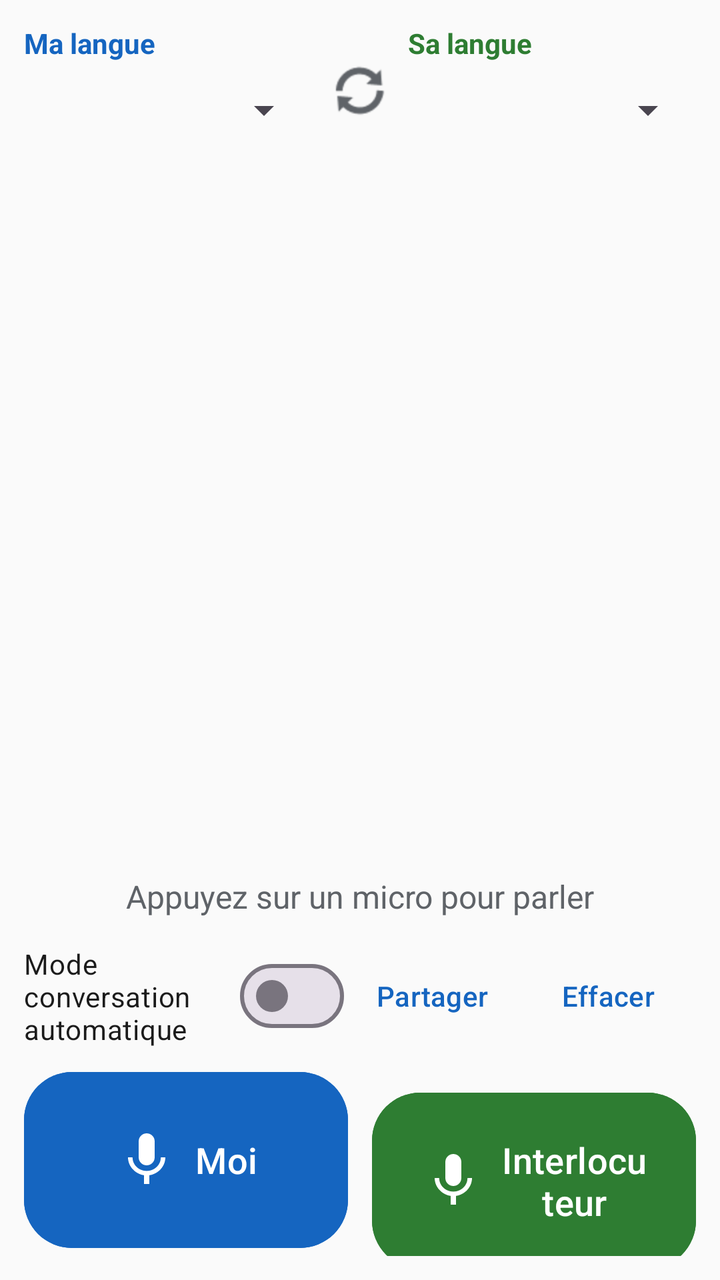
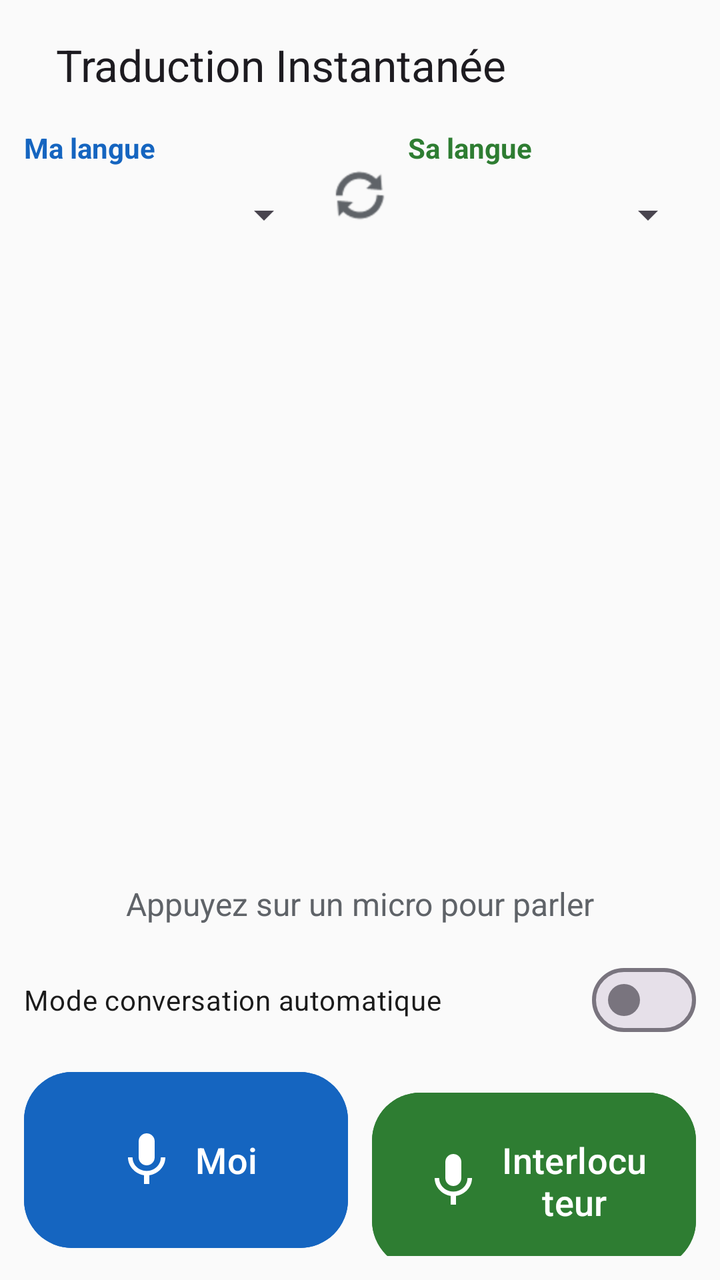

Before-and-after screenshots of an Android layout around one commit, followed by the original layout XML and the change that was made.
<!-- AndroidManifest.xml: application theme Theme.Traduction -->
<!-- res/layout/activity_main.xml -->
<?xml version="1.0" encoding="utf-8"?>
<LinearLayout xmlns:android="http://schemas.android.com/apk/res/android"
    xmlns:app="http://schemas.android.com/apk/res-auto"
    android:layout_width="match_parent"
    android:layout_height="match_parent"
    android:fitsSystemWindows="true"
    android:keepScreenOn="true"
    android:orientation="vertical"
    android:padding="12dp">

    <LinearLayout
        android:layout_width="match_parent"
        android:layout_height="wrap_content"
        android:gravity="center_vertical"
        android:orientation="horizontal">

        <LinearLayout
            android:layout_width="0dp"
            android:layout_height="wrap_content"
            android:layout_weight="1"
            android:orientation="vertical">

            <TextView
                android:layout_width="wrap_content"
                android:layout_height="wrap_content"
                android:text="@string/my_language"
                android:textColor="@color/me_color"
                android:textStyle="bold" />

            <Spinner
                android:id="@+id/myLanguage"
                android:layout_width="match_parent"
                android:layout_height="48dp" />
        </LinearLayout>

        <ImageButton
            android:id="@+id/swapButton"
            android:layout_width="48dp"
            android:layout_height="48dp"
            android:background="?attr/selectableItemBackgroundBorderless"
            android:contentDescription="@string/swap"
            android:src="@android:drawable/ic_popup_sync"
            app:tint="@color/text_secondary" />

        <LinearLayout
            android:layout_width="0dp"
            android:layout_height="wrap_content"
            android:layout_weight="1"
            android:orientation="vertical">

            <TextView
                android:layout_width="wrap_content"
                android:layout_height="wrap_content"
                android:text="@string/other_language"
                android:textColor="@color/other_color"
                android:textStyle="bold" />

            <Spinner
                android:id="@+id/otherLanguage"
                android:layout_width="match_parent"
                android:layout_height="48dp" />
        </LinearLayout>
    </LinearLayout>

    <androidx.recyclerview.widget.RecyclerView
        android:id="@+id/messages"
        android:layout_width="match_parent"
        android:layout_height="0dp"
        android:layout_marginTop="8dp"
        android:layout_weight="1"
        android:clipToPadding="false"
        android:paddingBottom="8dp" />

    <TextView
        android:id="@+id/status"
        android:layout_width="match_parent"
        android:layout_height="wrap_content"
        android:gravity="center"
        android:minHeight="48dp"
        android:padding="6dp"
        android:text="@string/tap_to_speak"
        android:textColor="@color/text_secondary"
        android:textSize="16sp" />

    <LinearLayout
        android:layout_width="match_parent"
        android:layout_height="wrap_content"
        android:gravity="center_vertical"
        android:orientation="horizontal">

        <com.google.android.material.materialswitch.MaterialSwitch
            android:id="@+id/conversationMode"
            android:layout_width="0dp"
            android:layout_height="wrap_content"
            android:layout_weight="1"
            android:text="@string/conversation_mode"
            android:textColor="@color/text_primary" />

        <com.google.android.material.button.MaterialButton
            android:id="@+id/shareConversationButton"
            style="@style/Widget.Material3.Button.TextButton"
            android:layout_width="wrap_content"
            android:layout_height="wrap_content"
            android:text="@string/share" />

        <com.google.android.material.button.MaterialButton
            android:id="@+id/clearButton"
            style="@style/Widget.Material3.Button.TextButton"
            android:layout_width="wrap_content"
            android:layout_height="wrap_content"
            android:text="@string/clear" />
    </LinearLayout>

    <LinearLayout
        android:layout_width="match_parent"
        android:layout_height="wrap_content"
        android:layout_marginTop="8dp"
        android:orientation="horizontal">

        <com.google.android.material.button.MaterialButton
            android:id="@+id/meButton"
            android:layout_width="0dp"
            android:layout_height="96dp"
            android:layout_marginEnd="6dp"
            android:layout_weight="1"
            android:backgroundTint="@color/me_color"
            android:text="@string/me"
            android:textSize="18sp"
            app:cornerRadius="24dp"
            app:icon="@drawable/ic_mic"
            app:iconGravity="textStart"
            app:iconSize="32dp" />

        <com.google.android.material.button.MaterialButton
            android:id="@+id/otherButton"
            android:layout_width="0dp"
            android:layout_height="96dp"
            android:layout_marginStart="6dp"
            android:layout_weight="1"
            android:backgroundTint="@color/other_color"
            android:text="@string/other"
            android:textSize="18sp"
            app:cornerRadius="24dp"
            app:icon="@drawable/ic_mic"
            app:iconGravity="textStart"
            app:iconSize="32dp" />
    </LinearLayout>
</LinearLayout>
<!-- resources referenced by this layout -->
<resources>
  <color name="me_color">#1565C0</color>
  <color name="other_color">#2E7D32</color>
  <color name="text_primary">#1B1B1B</color>
  <color name="text_secondary">#5F6368</color>
  <!-- drawable ic_mic (drawable) -->
  <vector xmlns:android="http://schemas.android.com/apk/res/android"
      android:width="24dp" android:height="24dp"
      android:viewportWidth="24" android:viewportHeight="24">
      <path android:fillColor="#FFFFFFFF"
          android:pathData="M12,14c1.66,0 3,-1.34 3,-3V5c0,-1.66 -1.34,-3 -3,-3S9,3.34 9,5v6c0,1.66 1.34,3 3,3zM17.3,11c0,3 -2.54,5.1 -5.3,5.1S6.7,14 6.7,11H5c0,3.41 2.72,6.23 6,6.72V21h2v-3.28c3.28,-0.48 6,-3.3 6,-6.72h-1.7z" />
  </vector>
  <string name="clear">Effacer</string>
  <string name="conversation_mode">Mode conversation automatique</string>
  <string name="me">Moi</string>
  <string name="my_language">Ma langue</string>
  <string name="other">Interlocuteur</string>
  <string name="other_language">Sa langue</string>
  <string name="share">Partager</string>
  <string name="swap">Inverser</string>
  <string name="tap_to_speak">Appuyez sur un micro pour parler</string>
  <style name="Theme.Traduction" parent="Theme.Material3.DayNight.NoActionBar">
          <item name="colorPrimary">@color/me_color</item>
          <item name="colorSecondary">@color/other_color</item>
          <item name="android:windowBackground">@color/background</item>
      </style>
  <color name="background">#FAFAFA</color>
</resources>

<!-- the commit's change to res/layout/activity_main.xml (unified diff, before → after) -->
@@ -7,6 +7,15 @@
     android:keepScreenOn="true"
     android:orientation="vertical"
     android:padding="12dp">
+
+    <com.google.android.material.appbar.MaterialToolbar
+        android:id="@+id/toolbar"
+        android:layout_width="match_parent"
+        android:layout_height="wrap_content"
+        android:layout_marginHorizontal="-12dp"
+        android:layout_marginTop="-12dp"
+        android:minHeight="?attr/actionBarSize"
+        app:title="@string/app_name" />
 
     <LinearLayout
         android:layout_width="match_parent"
@@ -77,6 +86,7 @@
         android:layout_height="wrap_content"
         android:gravity="center"
         android:minHeight="48dp"
+        android:maxLines="5"
         android:padding="6dp"
         android:text="@string/tap_to_speak"
         android:textColor="@color/text_secondary"
@@ -95,20 +105,6 @@
             android:layout_weight="1"
             android:text="@string/conversation_mode"
             android:textColor="@color/text_primary" />
-
-        <com.google.android.material.button.MaterialButton
-            android:id="@+id/shareConversationButton"
-            style="@style/Widget.Material3.Button.TextButton"
-            android:layout_width="wrap_content"
-            android:layout_height="wrap_content"
-            android:text="@string/share" />
-
-        <com.google.android.material.button.MaterialButton
-            android:id="@+id/clearButton"
-            style="@style/Widget.Material3.Button.TextButton"
-            android:layout_width="wrap_content"
-            android:layout_height="wrap_content"
-            android:text="@string/clear" />
     </LinearLayout>
 
     <LinearLayout
<!-- resource entries referenced after the edit -->
@@ -11,13 +11,12 @@
       <path android:fillColor="#FFFFFFFF"
           android:pathData="M12,14c1.66,0 3,-1.34 3,-3V5c0,-1.66 -1.34,-3 -3,-3S9,3.34 9,5v6c0,1.66 1.34,3 3,3zM17.3,11c0,3 -2.54,5.1 -5.3,5.1S6.7,14 6.7,11H5c0,3.41 2.72,6.23 6,6.72V21h2v-3.28c3.28,-0.48 6,-3.3 6,-6.72h-1.7z" />
   </vector>
-  <string name="clear">Effacer</string>
+  <string name="app_name">Traduction Instantanée</string>
   <string name="conversation_mode">Mode conversation automatique</string>
   <string name="me">Moi</string>
   <string name="my_language">Ma langue</string>
   <string name="other">Interlocuteur</string>
   <string name="other_language">Sa langue</string>
-  <string name="share">Partager</string>
   <string name="swap">Inverser</string>
   <string name="tap_to_speak">Appuyez sur un micro pour parler</string>
   <style name="Theme.Traduction" parent="Theme.Material3.DayNight.NoActionBar">
